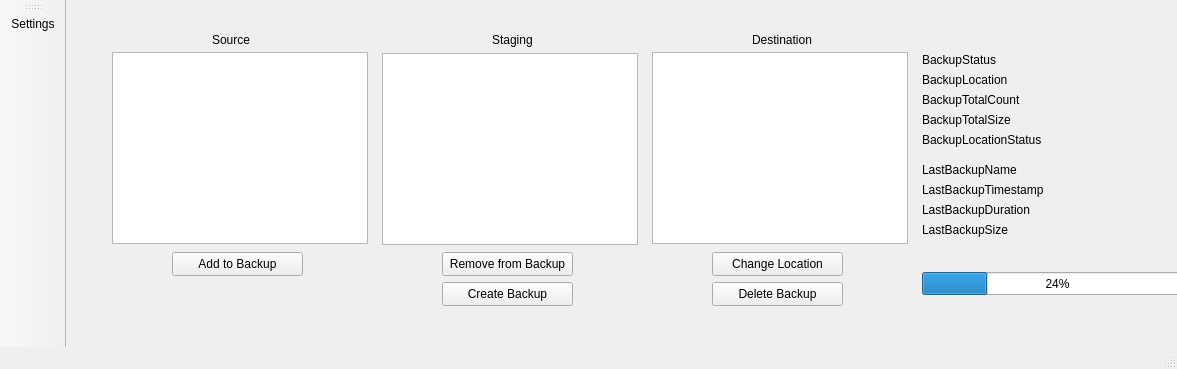
First picture: the form in ui/mainwindow/mainwindow.ui, repository shawn-sss/backtrack, before the edit.
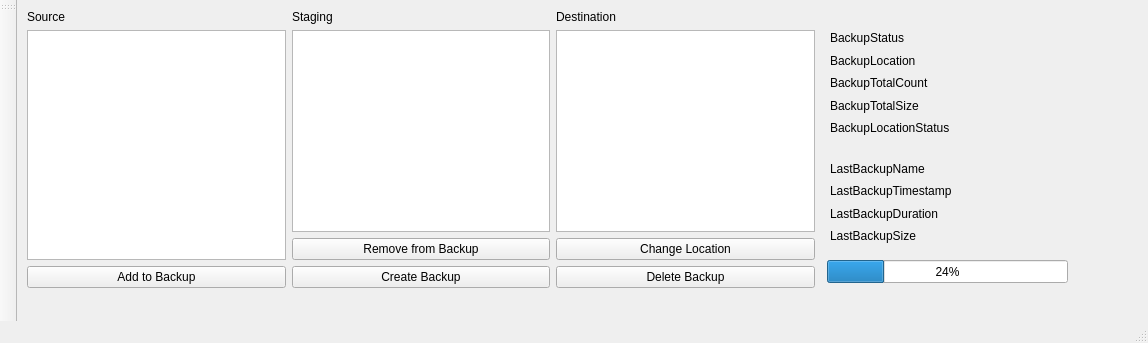
Second picture: the form after the edit.

What changed in the file:
```diff
--- a/ui/mainwindow/mainwindow.ui
+++ b/ui/mainwindow/mainwindow.ui
@@ -6,271 +6,63 @@
    <rect>
     <x>0</x>
     <y>0</y>
-    <width>1177</width>
-    <height>369</height>
+    <width>1148</width>
+    <height>343</height>
    </rect>
   </property>
   <property name="windowTitle">
    <string>MainWindow</string>
   </property>
   <widget class="QWidget" name="centralwidget">
-   <widget class="QTreeView" name="DriveTreeView">
+   <widget class="QWidget" name="layoutWidget">
     <property name="geometry">
      <rect>
-      <x>46</x>
-      <y>52</y>
-      <width>256</width>
-      <height>192</height>
+      <x>810</x>
+      <y>160</y>
+      <width>291</width>
+      <height>84</height>
      </rect>
     </property>
-   </widget>
-   <widget class="QTreeView" name="BackupDestinationView">
-    <property name="geometry">
-     <rect>
-      <x>586</x>
-      <y>52</y>
-      <width>256</width>
-      <height>192</height>
-     </rect>
-    </property>
-   </widget>
-   <widget class="QPushButton" name="AddToBackupButton">
-    <property name="geometry">
-     <rect>
-      <x>106</x>
-      <y>252</y>
-      <width>131</width>
-      <height>24</height>
-     </rect>
-    </property>
-    <property name="text">
-     <string>Add to Backup</string>
-    </property>
-   </widget>
-   <widget class="QPushButton" name="RemoveFromBackupButton">
-    <property name="geometry">
-     <rect>
-      <x>376</x>
-      <y>252</y>
-      <width>131</width>
-      <height>24</height>
-     </rect>
-    </property>
-    <property name="text">
-     <string>Remove from Backup</string>
-    </property>
-   </widget>
-   <widget class="QPushButton" name="CreateBackupButton">
-    <property name="geometry">
-     <rect>
-      <x>376</x>
-      <y>282</y>
-      <width>131</width>
-      <height>24</height>
-     </rect>
-    </property>
-    <property name="text">
-     <string>Create Backup</string>
-    </property>
-   </widget>
-   <widget class="QPushButton" name="ChangeBackupDestinationButton">
-    <property name="geometry">
-     <rect>
-      <x>646</x>
-      <y>252</y>
-      <width>131</width>
-      <height>24</height>
-     </rect>
-    </property>
-    <property name="text">
-     <string>Change Location</string>
-    </property>
-   </widget>
-   <widget class="QLabel" name="SourceTreeTitleLabel">
-    <property name="geometry">
-     <rect>
-      <x>146</x>
-      <y>32</y>
-      <width>49</width>
-      <height>16</height>
-     </rect>
-    </property>
-    <property name="text">
-     <string>Source</string>
-    </property>
-   </widget>
-   <widget class="QLabel" name="StagingListTitleLabel">
-    <property name="geometry">
-     <rect>
-      <x>426</x>
-      <y>32</y>
-      <width>49</width>
-      <height>16</height>
-     </rect>
-    </property>
-    <property name="text">
-     <string>Staging</string>
-    </property>
-   </widget>
-   <widget class="QLabel" name="DestinationTreeTitleLabel">
-    <property name="geometry">
-     <rect>
-      <x>686</x>
-      <y>32</y>
-      <width>71</width>
-      <height>16</height>
-     </rect>
-    </property>
-    <property name="text">
-     <string>Destination</string>
-    </property>
-   </widget>
-   <widget class="QLabel" name="BackupStatusLabel">
-    <property name="geometry">
-     <rect>
-      <x>856</x>
-      <y>52</y>
-      <width>271</width>
-      <height>16</height>
-     </rect>
-    </property>
-    <property name="text">
-     <string>BackupStatus</string>
-    </property>
-   </widget>
-   <widget class="QLabel" name="BackupLocationLabel">
-    <property name="geometry">
-     <rect>
-      <x>856</x>
-      <y>72</y>
-      <width>271</width>
-      <height>16</height>
-     </rect>
-    </property>
-    <property name="text">
-     <string>BackupLocation</string>
-    </property>
-   </widget>
-   <widget class="QLabel" name="BackupTotalCountLabel">
-    <property name="geometry">
-     <rect>
-      <x>856</x>
-      <y>92</y>
-      <width>271</width>
-      <height>16</height>
-     </rect>
-    </property>
-    <property name="text">
-     <string>BackupTotalCount</string>
-    </property>
-   </widget>
-   <widget class="QLabel" name="BackupTotalSizeLabel">
-    <property name="geometry">
-     <rect>
-      <x>856</x>
-      <y>112</y>
-      <width>271</width>
-      <height>16</height>
-     </rect>
-    </property>
-    <property name="text">
-     <string>BackupTotalSize</string>
-    </property>
-   </widget>
-   <widget class="QLabel" name="BackupLocationStatusLabel">
-    <property name="geometry">
-     <rect>
-      <x>856</x>
-      <y>132</y>
-      <width>271</width>
-      <height>16</height>
-     </rect>
-    </property>
-    <property name="text">
-     <string>BackupLocationStatus</string>
-    </property>
-   </widget>
-   <widget class="QTreeView" name="BackupStagingTreeView">
-    <property name="geometry">
-     <rect>
-      <x>316</x>
-      <y>53</y>
-      <width>256</width>
-      <height>192</height>
-     </rect>
-    </property>
-   </widget>
-   <widget class="QLabel" name="LastBackupNameLabel">
-    <property name="geometry">
-     <rect>
-      <x>856</x>
-      <y>162</y>
-      <width>271</width>
-      <height>16</height>
-     </rect>
-    </property>
-    <property name="text">
-     <string>LastBackupName</string>
-    </property>
-   </widget>
-   <widget class="QLabel" name="LastBackupTimestampLabel">
-    <property name="geometry">
-     <rect>
-      <x>856</x>
-      <y>182</y>
-      <width>271</width>
-      <height>16</height>
-     </rect>
-    </property>
-    <property name="text">
-     <string>LastBackupTimestamp</string>
-    </property>
-   </widget>
-   <widget class="QLabel" name="LastBackupDurationLabel">
-    <property name="geometry">
-     <rect>
-      <x>856</x>
-      <y>202</y>
-      <width>271</width>
-      <height>16</height>
-     </rect>
-    </property>
-    <property name="text">
-     <string>LastBackupDuration</string>
-    </property>
-   </widget>
-   <widget class="QLabel" name="LastBackupSizeLabel">
-    <property name="geometry">
-     <rect>
-      <x>856</x>
-      <y>222</y>
-      <width>271</width>
-      <height>16</height>
-     </rect>
-    </property>
-    <property name="text">
-     <string>LastBackupSize</string>
-    </property>
-   </widget>
-   <widget class="QPushButton" name="DeleteBackupButton">
-    <property name="geometry">
-     <rect>
-      <x>646</x>
-      <y>282</y>
-      <width>131</width>
-      <height>24</height>
-     </rect>
-    </property>
-    <property name="text">
-     <string>Delete Backup</string>
-    </property>
+    <layout class="QVBoxLayout" name="LastBackupLayout">
+     <property name="leftMargin">
+      <number>3</number>
+     </property>
+     <item>
+      <widget class="QLabel" name="LastBackupNameLabel">
+       <property name="text">
+        <string>LastBackupName</string>
+       </property>
+      </widget>
+     </item>
+     <item>
+      <widget class="QLabel" name="LastBackupTimestampLabel">
+       <property name="text">
+        <string>LastBackupTimestamp</string>
+       </property>
+      </widget>
+     </item>
+     <item>
+      <widget class="QLabel" name="LastBackupDurationLabel">
+       <property name="text">
+        <string>LastBackupDuration</string>
+       </property>
+      </widget>
+     </item>
+     <item>
+      <widget class="QLabel" name="LastBackupSizeLabel">
+       <property name="text">
+        <string>LastBackupSize</string>
+       </property>
+      </widget>
+     </item>
+    </layout>
    </widget>
    <widget class="QProgressBar" name="TransferProgressBar">
     <property name="geometry">
      <rect>
-      <x>856</x>
-      <y>272</y>
-      <width>271</width>
+      <x>810</x>
+      <y>260</y>
+      <width>241</width>
       <height>23</height>
      </rect>
     </property>
@@ -278,6 +70,145 @@
      <number>24</number>
     </property>
    </widget>
+   <widget class="QWidget" name="layoutWidget_2">
+    <property name="geometry">
+     <rect>
+      <x>810</x>
+      <y>30</y>
+      <width>291</width>
+      <height>106</height>
+     </rect>
+    </property>
+    <layout class="QVBoxLayout" name="BackupStatusLayout">
+     <property name="leftMargin">
+      <number>3</number>
+     </property>
+     <item>
+      <widget class="QLabel" name="BackupStatusLabel">
+       <property name="text">
+        <string>BackupStatus</string>
+       </property>
+      </widget>
+     </item>
+     <item>
+      <widget class="QLabel" name="BackupLocationLabel">
+       <property name="text">
+        <string>BackupLocation</string>
+       </property>
+      </widget>
+     </item>
+     <item>
+      <widget class="QLabel" name="BackupTotalCountLabel">
+       <property name="text">
+        <string>BackupTotalCount</string>
+       </property>
+      </widget>
+     </item>
+     <item>
+      <widget class="QLabel" name="BackupTotalSizeLabel">
+       <property name="text">
+        <string>BackupTotalSize</string>
+       </property>
+      </widget>
+     </item>
+     <item>
+      <widget class="QLabel" name="BackupLocationStatusLabel">
+       <property name="text">
+        <string>BackupLocationStatus</string>
+       </property>
+      </widget>
+     </item>
+    </layout>
+   </widget>
+   <widget class="QWidget" name="layoutWidget_3">
+    <property name="geometry">
+     <rect>
+      <x>10</x>
+      <y>10</y>
+      <width>788</width>
+      <height>278</height>
+     </rect>
+    </property>
+    <layout class="QHBoxLayout" name="BackupViewLayout">
+     <item>
+      <layout class="QVBoxLayout" name="SourceLayout">
+       <item>
+        <widget class="QLabel" name="SourceTreeTitleLabel">
+         <property name="text">
+          <string>Source</string>
+         </property>
+        </widget>
+       </item>
+       <item>
+        <widget class="QTreeView" name="DriveTreeView"/>
+       </item>
+       <item>
+        <widget class="QPushButton" name="AddToBackupButton">
+         <property name="text">
+          <string>Add to Backup</string>
+         </property>
+        </widget>
+       </item>
+      </layout>
+     </item>
+     <item>
+      <layout class="QVBoxLayout" name="StagingLayout">
+       <item>
+        <widget class="QLabel" name="StagingListTitleLabel">
+         <property name="text">
+          <string>Staging</string>
+         </property>
+        </widget>
+       </item>
+       <item>
+        <widget class="QTreeView" name="BackupStagingTreeView"/>
+       </item>
+       <item>
+        <widget class="QPushButton" name="RemoveFromBackupButton">
+         <property name="text">
+          <string>Remove from Backup</string>
+         </property>
+        </widget>
+       </item>
+       <item>
+        <widget class="QPushButton" name="CreateBackupButton">
+         <property name="text">
+          <string>Create Backup</string>
+         </property>
+        </widget>
+       </item>
+      </layout>
+     </item>
+     <item>
+      <layout class="QVBoxLayout" name="DestinationLayout">
+       <item>
+        <widget class="QLabel" name="DestinationTreeTitleLabel">
+         <property name="text">
+          <string>Destination</string>
+         </property>
+        </widget>
+       </item>
+       <item>
+        <widget class="QTreeView" name="BackupDestinationView"/>
+       </item>
+       <item>
+        <widget class="QPushButton" name="ChangeBackupDestinationButton">
+         <property name="text">
+          <string>Change Location</string>
+         </property>
+        </widget>
+       </item>
+       <item>
+        <widget class="QPushButton" name="DeleteBackupButton">
+         <property name="text">
+          <string>Delete Backup</string>
+         </property>
+        </widget>
+       </item>
+      </layout>
+     </item>
+    </layout>
+   </widget>
   </widget>
   <widget class="QMenuBar" name="menubar">
    <property name="enabled">
@@ -293,7 +224,13 @@
    </property>
   </widget>
   <widget class="QStatusBar" name="statusbar"/>
-  <widget class="QToolBar" name="mainToolBar">
+  <widget class="QToolBar" name="toolBar">
+   <property name="sizePolicy">
+    <sizepolicy hsizetype="Fixed" vsizetype="Preferred">
+     <horstretch>0</horstretch>
+     <verstretch>0</verstretch>
+    </sizepolicy>
+   </property>
    <property name="windowTitle">
     <string>toolBar</string>
    </property>
@@ -303,7 +240,6 @@
    <attribute name="toolBarBreak">
     <bool>false</bool>
    </attribute>
-   <addaction name="actionOpenSettings"/>
   </widget>
   <action name="actionOpenSettings">
    <property name="text">
```
Left out of the diff: 13 changed lines with no effect on the pictures.
